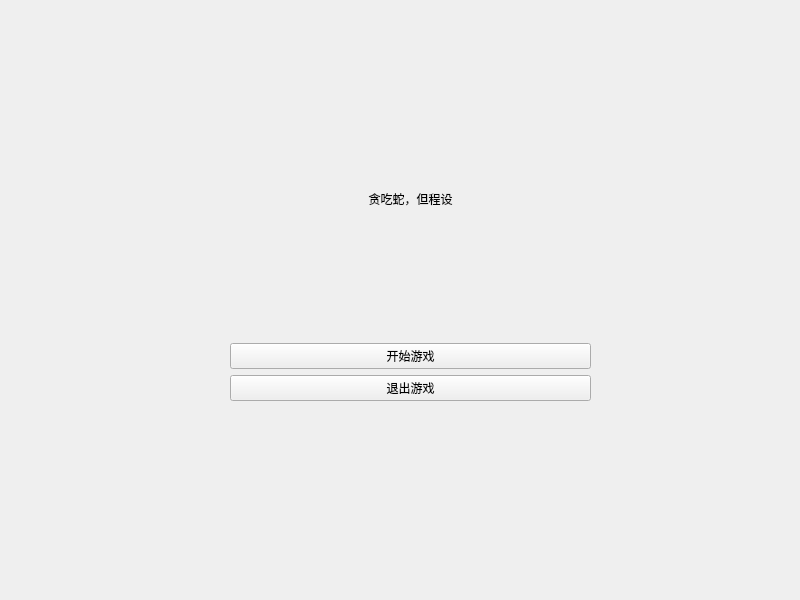
First picture: the form in widget.ui, repository UbeCc/SnakeFoP, before the edit.
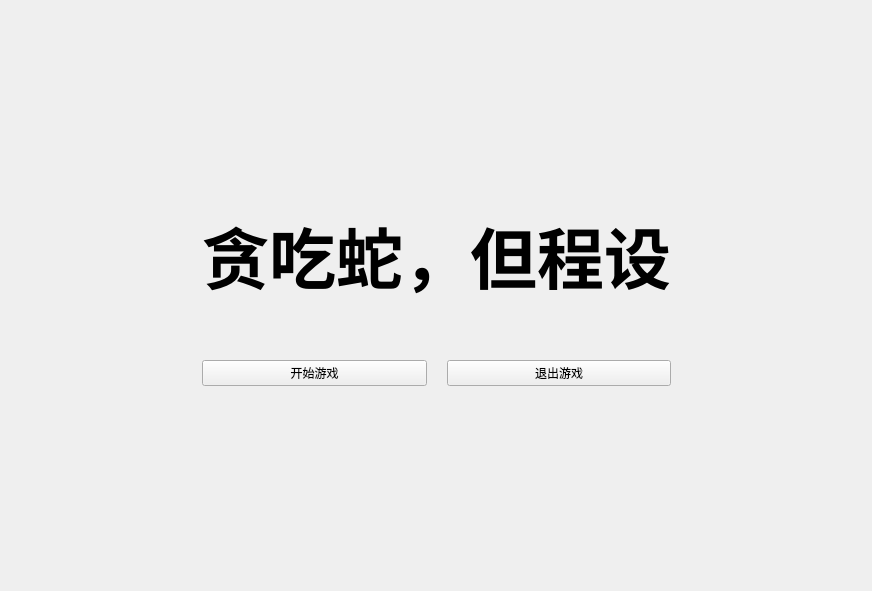
Second picture: the form after the edit.

Commit message: Main menu layout

```diff
--- a/widget.ui
+++ b/widget.ui
@@ -6,25 +6,56 @@
    <rect>
     <x>0</x>
     <y>0</y>
-    <width>800</width>
-    <height>600</height>
+    <width>872</width>
+    <height>591</height>
    </rect>
   </property>
   <property name="windowTitle">
    <string>Widget</string>
   </property>
-  <widget class="QWidget" name="verticalLayoutWidget">
-   <property name="geometry">
-    <rect>
-     <x>230</x>
-     <y>60</y>
-     <width>361</width>
-     <height>341</height>
-    </rect>
-   </property>
+  <layout class="QHBoxLayout" name="horizontalLayout">
+   <item>
+    <spacer name="horizontalSpacer">
+     <property name="orientation">
+      <enum>Qt::Horizontal</enum>
+     </property>
+     <property name="sizeHint" stdset="0">
+      <size>
+       <width>40</width>
+       <height>20</height>
+      </size>
+     </property>
+    </spacer>
+   </item>
+   <item>
    <layout class="QVBoxLayout" name="verticalLayout">
+     <property name="sizeConstraint">
+      <enum>QLayout::SetDefaultConstraint</enum>
+     </property>
+     <item>
+      <spacer name="verticalSpacer">
+       <property name="orientation">
+        <enum>Qt::Vertical</enum>
+       </property>
+       <property name="sizeType">
+        <enum>QSizePolicy::Expanding</enum>
+       </property>
+       <property name="sizeHint" stdset="0">
+        <size>
+         <width>20</width>
+         <height>40</height>
+        </size>
+       </property>
+      </spacer>
+     </item>
     <item>
      <widget class="QLabel" name="label">
+       <property name="font">
+        <font>
+         <pointsize>50</pointsize>
+         <bold>true</bold>
+        </font>
+       </property>
       <property name="lineWidth">
        <number>3</number>
       </property>
@@ -37,6 +68,27 @@
      </widget>
     </item>
     <item>
+      <spacer name="verticalSpacer_3">
+       <property name="orientation">
+        <enum>Qt::Vertical</enum>
+       </property>
+       <property name="sizeType">
+        <enum>QSizePolicy::Preferred</enum>
+       </property>
+       <property name="sizeHint" stdset="0">
+        <size>
+         <width>20</width>
+         <height>50</height>
+        </size>
+       </property>
+      </spacer>
+     </item>
+     <item>
+      <layout class="QHBoxLayout" name="horizontalLayout_2">
+       <property name="spacing">
+        <number>20</number>
+       </property>
+       <item>
      <widget class="QPushButton" name="enterButton">
       <property name="text">
        <string>开始游戏</string>
@@ -51,7 +103,39 @@
      </widget>
     </item>
    </layout>
-  </widget>
+     </item>
+     <item>
+      <spacer name="verticalSpacer_2">
+       <property name="orientation">
+        <enum>Qt::Vertical</enum>
+       </property>
+       <property name="sizeType">
+        <enum>QSizePolicy::Expanding</enum>
+       </property>
+       <property name="sizeHint" stdset="0">
+        <size>
+         <width>20</width>
+         <height>40</height>
+        </size>
+       </property>
+      </spacer>
+     </item>
+    </layout>
+   </item>
+   <item>
+    <spacer name="horizontalSpacer_2">
+     <property name="orientation">
+      <enum>Qt::Horizontal</enum>
+     </property>
+     <property name="sizeHint" stdset="0">
+      <size>
+       <width>40</width>
+       <height>20</height>
+      </size>
+     </property>
+    </spacer>
+   </item>
+  </layout>
  </widget>
  <resources/>
  <connections/>
```
Lines whose indentation alone changed are shown as unchanged.
